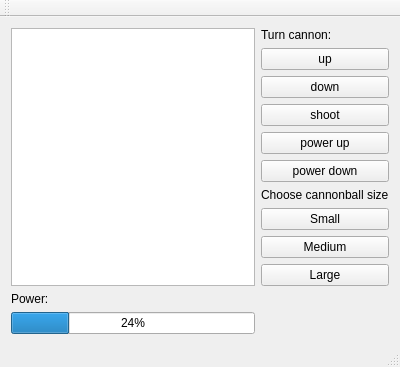
Before: the Qt Designer form Homeworks. Second term/penalty work/1/mainWindow.ui in AnnaSkachkauskaite/Homeworks, drawn with Qt 5.
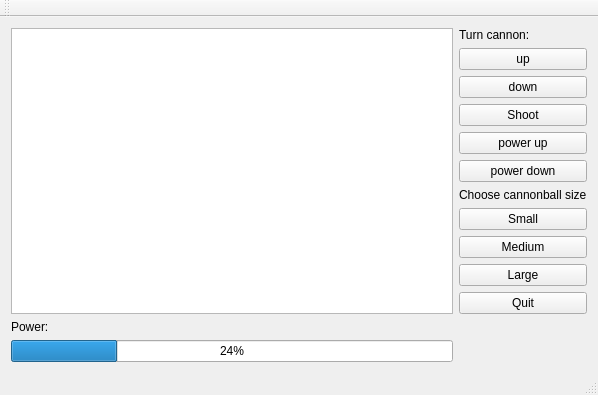
After: the same form once the commit is applied.

Commit message: Bug with control fixed. Added 'Quit' button

What changed in the file:
```diff
--- a/Homeworks. Second term/penalty work/1/mainWindow.ui
+++ b/Homeworks. Second term/penalty work/1/mainWindow.ui
@@ -6,8 +6,8 @@
    <rect>
     <x>0</x>
     <y>0</y>
-    <width>400</width>
-    <height>300</height>
+    <width>598</width>
+    <height>388</height>
    </rect>
   </property>
   <property name="windowTitle">
@@ -44,7 +44,7 @@
       <item>
        <widget class="QPushButton" name="shoot">
         <property name="text">
-         <string>shoot</string>
+         <string>Shoot</string>
         </property>
        </widget>
       </item>
@@ -90,6 +90,13 @@
         </property>
        </widget>
       </item>
+      <item>
+       <widget class="QPushButton" name="quit">
+        <property name="text">
+         <string>Quit</string>
+        </property>
+       </widget>
+      </item>
      </layout>
     </item>
     <item row="1" column="0">
```
Left out of the diff: 2 changed lines with no effect on the pictures. The commit also changes 3 other files.
